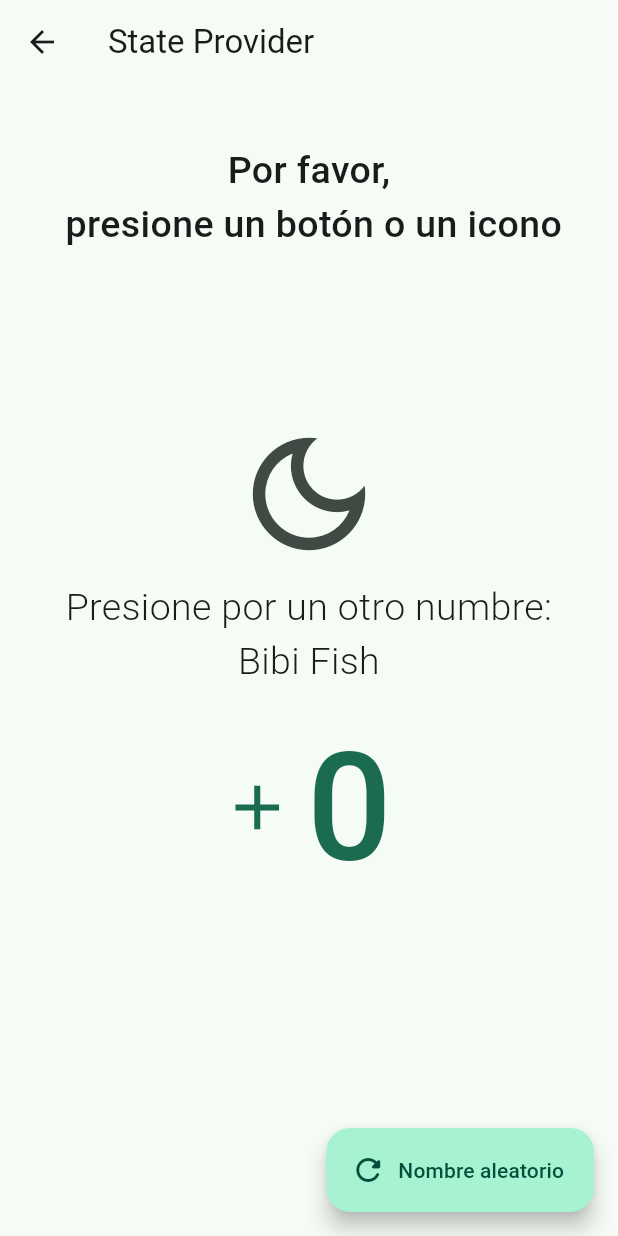
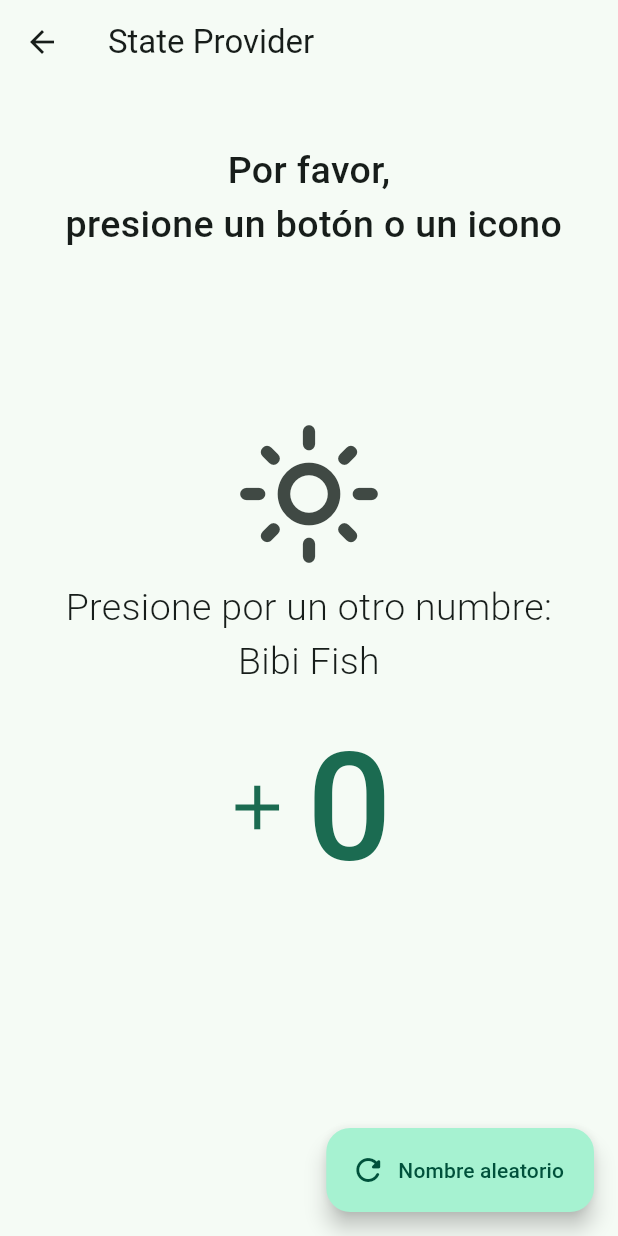
Before and after one commit to emagnu/usar_riverpod, a Flutter app: the screen it shows after launch, after a tap on "State Provider", on a phone screen of 412 x 824 dp. Run offline on Flutter 3.47's test engine with Material 3 defaults, Android fonts, the phone set to English and light mode, and no system bars; our stand-ins replace dio, flutter_riverpod, go_router, riverpod_annotation; missing offline and left inert: random_name_generator; generated files the repository leaves out were written again.

Commit message:
Tarea - Providers con estado

```diff
--- a/lib/main.dart
+++ b/lib/main.dart
@@ -6,6 +6,7 @@ import 'package:flutter_riverpod/flutter_riverpod.dart';
 // import 'config/router/app_router.dart';
 // import 'config/theme/app_theme.dart';
 import './config/config.dart';
+import 'presentation/providers/state_providers.dart';
 //  PARTS
 //  PROVIDERS
 //  //  ///
@@ -19,13 +20,14 @@ class MyApp extends ConsumerWidget {
   @override
   Widget build(BuildContext context, WidgetRef ref) {
     final appRouter = ref.watch(appRouterProvider);
+    final isDarkMode = ref.watch(darkModeProvider);
 
     return MaterialApp.router(
       title: 'Riverpod Providers',
       debugShowCheckedModeBanner: false,
       // routerConfig: appRouter,
       routerConfig: appRouter,
-      theme: AppTheme(isDarkmode: false).getTheme(),
+      theme: AppTheme(isDarkmode: isDarkMode).getTheme(),
     );
   }
 }
--- a/lib/presentation/providers/state_providers.dart
+++ b/lib/presentation/providers/state_providers.dart
@@ -4,9 +4,10 @@ import 'package:riverpod_annotation/riverpod_annotation.dart';
 //  Import FILES
 //  PARTS
 part 'state_providers.g.dart';
+
 //  PROVIDERS
 //  //  ///
-
+//  --- Counter
 @riverpod
 class Counter extends _$Counter {
   @override
@@ -26,3 +27,38 @@ class Counter extends _$Counter {
     state = 0;
   }
 }
+
+//  --- Switch dark/light mode
+// DarkMode -> boolean default: false
+@riverpod
+class DarkMode extends _$DarkMode {
+  @override
+  bool build() {
+    return false;
+  }
+
+  void toggle() {
+    state = !state;
+  }
+}
+
+//  --- Change Name
+//  username => Tarea - PRovider con estado
+//  Default: Bibi Fish
+//  username -> String default: 'Bibi Fish'
+//  ChangeName(String name)
+@riverpod
+class Username extends _$Username {
+  @override
+  String build() {
+    return 'Bibi Fish';
+  }
+
+  void changeName(String name) {
+    state = name;
+  }
+
+  void reset() {
+    state = 'Tarea';
+  }
+}
--- a/lib/presentation/screens/03_state_provider/state_provider_screen.dart
+++ b/lib/presentation/screens/03_state_provider/state_provider_screen.dart
@@ -15,6 +15,8 @@ class StateProviderScreen extends ConsumerWidget {
   @override
   Widget build(BuildContext context, WidgetRef ref) {
     final counter = ref.watch(counterProvider);
+    final isDarkMode = ref.watch(darkModeProvider);
+    final userName = ref.watch(usernameProvider);
 
     return Scaffold(
       appBar: AppBar(
@@ -31,14 +33,22 @@ class StateProviderScreen extends ConsumerWidget {
           const Spacer(
             flex: 1,
           ),
+          // --- El Sol Y la Luna
           IconButton(
             // icon: const Icon( Icons.light_mode_outlined, size: 100 ),
-            icon: const Icon(Icons.dark_mode_outlined, size: 100),
-            onPressed: () {},
+            icon: isDarkMode
+                ? const Icon(Icons.dark_mode_outlined, size: 100)
+                : const Icon(Icons.light_mode_outlined, size: 100),
+            onPressed: () {
+              ref.read(darkModeProvider.notifier).toggle();
+            },
           ),
-          const Text('Presione por un otro numbre:\nBibi Fish',
-              style: TextStyle(fontSize: 25, fontWeight: FontWeight.w300),
+          // ---  El Nombre!
+          // const Text('Presione por un otro numbre:\nBibi Fish',
+          Text('Presione por un otro numbre:\n$userName',
+              style: const TextStyle(fontSize: 25, fontWeight: FontWeight.w300),
               textAlign: TextAlign.center),
+          //  --- El Contador!
           TextButton.icon(
             icon: const Icon(
               Icons.add,
@@ -56,7 +66,9 @@ class StateProviderScreen extends ConsumerWidget {
       floatingActionButton: FloatingActionButton.extended(
         label: const Text('Nombre aleatorio'),
         icon: const Icon(Icons.refresh_rounded),
-        onPressed: () {},
+        onPressed: () {
+          ref.read(usernameProvider.notifier);
+        },
       ),
     );
   }
```
Also changed, not shown: lib/presentation/providers/state_providers.g.dart.
